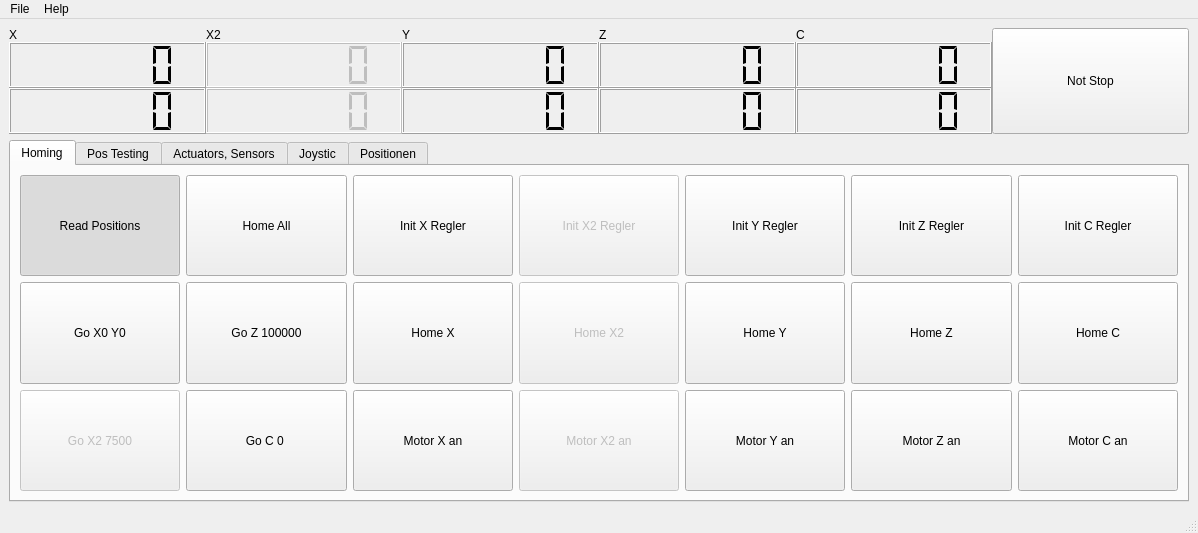
This is Gui.ui in gxurma/PythonCanSteering as Qt 5 draws it before an edit. The edited form follows.
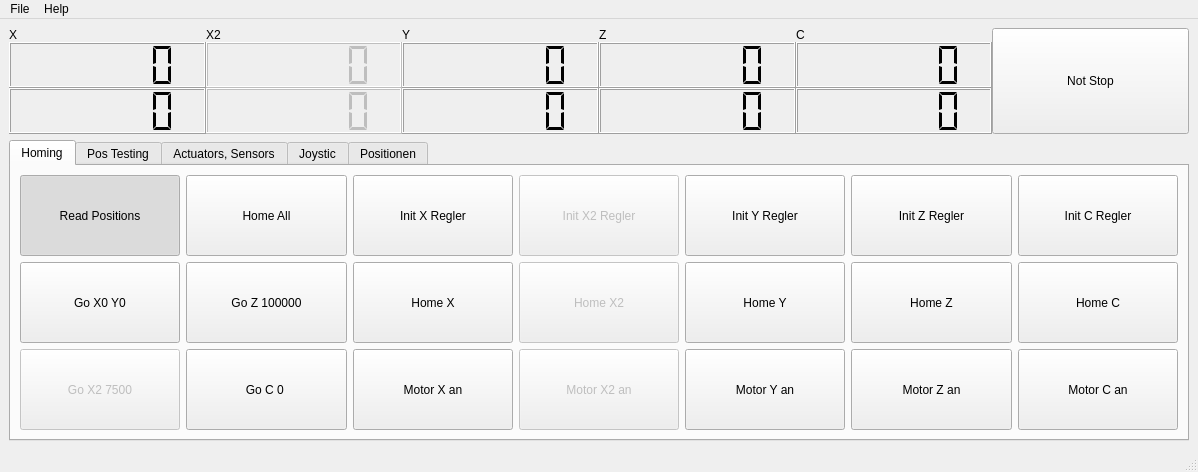
This is the edited form.

Commit message: Added dispense commands

The edit to the form file:
```diff
--- a/Gui.ui
+++ b/Gui.ui
@@ -9,8 +9,8 @@
    <rect>
     <x>0</x>
     <y>0</y>
-    <width>1155</width>
-    <height>533</height>
+    <width>1114</width>
+    <height>472</height>
    </rect>
   </property>
   <property name="windowTitle">
```
Left out of the diff: 221 changed lines with no effect on the pictures. The commit also changes 1 other file.
